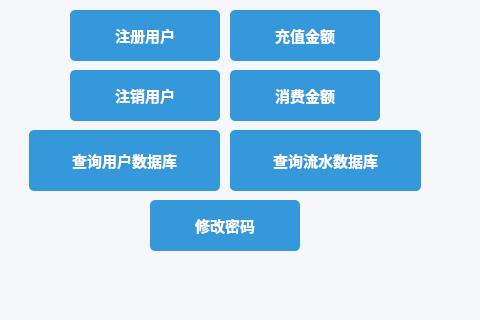
The window that CampusCardManager/manager.ui (DandexZ/software_project) describes before a commit, drawn with Qt 5; both pictures show x 0 to 480 and y 200 to 520 of the 780 by 520 pixel window.
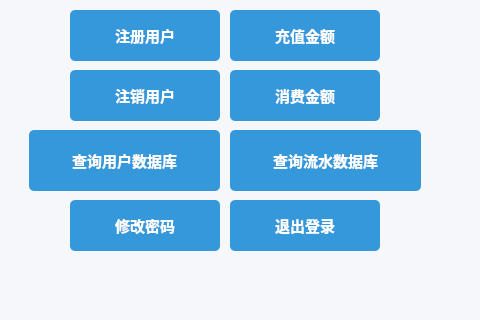
The same window after the commit.

Commit message: 增加退出

What changed in the file:
```diff
--- a/CampusCardManager/manager.ui
+++ b/CampusCardManager/manager.ui
@@ -40,7 +40,7 @@
   <widget class="QPushButton" name="ChangePassword">
    <property name="geometry">
     <rect>
-     <x>150</x>
+     <x>70</x>
      <y>400</y>
      <width>150</width>
      <height>51</height>
@@ -334,6 +334,42 @@
     <string/>
    </property>
   </widget>
+  <widget class="QPushButton" name="Exit">
+   <property name="geometry">
+    <rect>
+     <x>230</x>
+     <y>400</y>
+     <width>150</width>
+     <height>51</height>
+    </rect>
+   </property>
+   <property name="styleSheet">
+    <string notr="true">/* 按钮通用样式 */
+QPushButton {
+    background-color: #3498db;
+    color: white;
+    border: none;
+    border-radius: 5px;
+    padding: 8px 15px;
+    min-width: 120px;
+    min-height: 35px;
+    font-weight: 500;
+}
+
+/* 按钮悬停效果 */
+QPushButton:hover {
+    background-color: #2980b9;
+}
+
+/* 按钮按下效果 */
+QPushButton:pressed {
+    background-color: #1a5276;
+}</string>
+   </property>
+   <property name="text">
+    <string>退出登录</string>
+   </property>
+  </widget>
  </widget>
  <resources/>
  <connections/>
```
The commit also changes 1018 other files.
